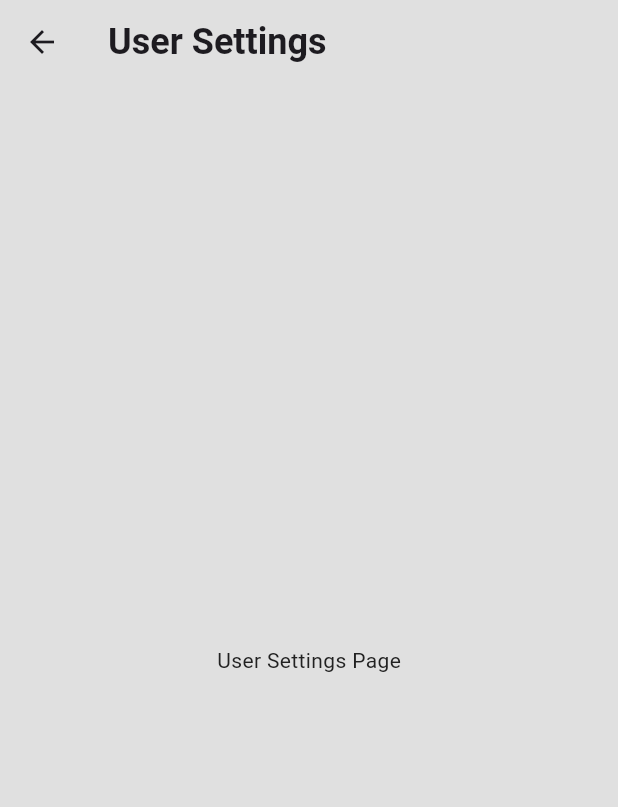
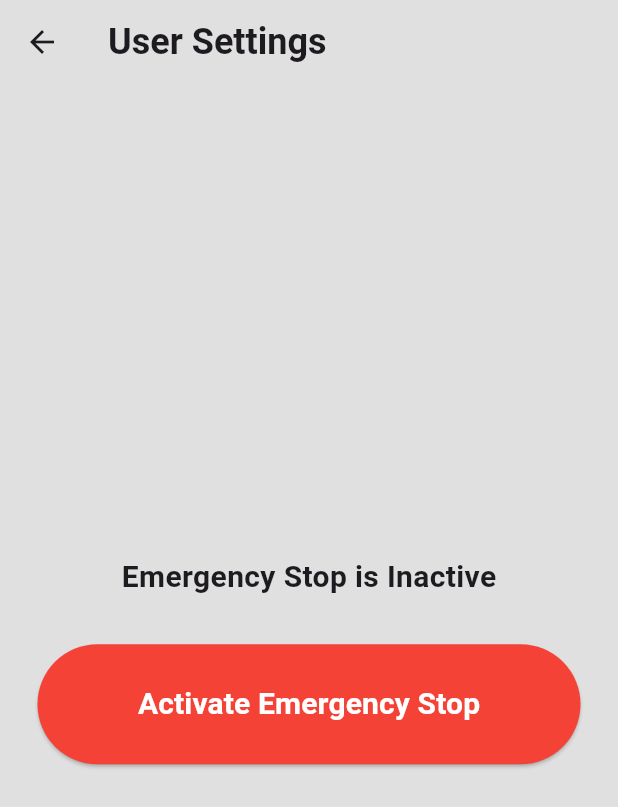
Before and after one commit to AndrewGallovich/TacoPrime, a Flutter app: the UserSettingsPage screen opened directly, on a phone screen of 412 x 824 dp. Shown: the top 807 px of the screen. Run offline on Flutter 3.47's test engine with Material 3 defaults, Android fonts, the phone set to English and light mode, and no system bars; our stand-ins replace cloud_firestore, firebase_auth, firebase_core, firebase_database, firebase_storage, google_nav_bar and 1 more; accounts and stored records are empty.

Commit message:
Implemented basic emergency stop functionality.

```diff
--- a/lib/pages/user_settings_page.dart
+++ b/lib/pages/user_settings_page.dart
@@ -1,5 +1,5 @@
+import 'package:firebase_database/firebase_database.dart'; // Import Realtime Database package
 import 'package:flutter/material.dart';
-
 
 class UserSettingsPage extends StatefulWidget {
   const UserSettingsPage({super.key});
@@ -9,6 +9,37 @@ class UserSettingsPage extends StatefulWidget {
 }
 
 class _UserSettingsPageState extends State<UserSettingsPage> {
+  // Reference to the Firebase Realtime Database.
+  final DatabaseReference _dbRef = FirebaseDatabase.instance.ref();
+
+  // Local state to track the current stop value.
+  int _stopValue = 0;
+
+  @override
+  void initState() {
+    super.initState();
+    // Listen to changes in the "stop" value from the Realtime Database.
+    _dbRef.child("stop").onValue.listen((event) {
+      final newStopValue = event.snapshot.value;
+      if (newStopValue != null) {
+        setState(() {
+          _stopValue = newStopValue as int;
+        });
+      }
+    });
+  }
+
+  // Function to toggle the stop value between 0 and 1.
+  Future<void> _toggleStop() async {
+    try {
+      int newValue = (_stopValue == 0) ? 1 : 0;
+      await _dbRef.child("stop").set(newValue);
+      print("Stop value toggled to: $newValue");
+    } catch (e) {
+      print("Error toggling stop value: $e");
+    }
+  }
+
   @override
   Widget build(BuildContext context) {
     return Scaffold(
@@ -23,9 +54,32 @@ class _UserSettingsPageState extends State<UserSettingsPage> {
       body: Padding(
         padding: const EdgeInsets.symmetric(horizontal: 25),
         child: Center(
-          child: Text(
-            'User Settings Page',
-            style: TextStyle(fontSize: 14, color: Colors.grey[900]),
+          child: Column(
+            mainAxisAlignment: MainAxisAlignment.center,
+            children: [
+              // Optional display of current emergency stop status.
+              Text(
+                "Emergency Stop is ${_stopValue == 0 ? 'Inactive' : 'Active'}",
+                style: const TextStyle(fontSize: 20, fontWeight: FontWeight.bold),
+              ),
+              const SizedBox(height: 30),
+              // Big red emergency stop button.
+              ElevatedButton(
+                onPressed: _toggleStop,
+                style: ElevatedButton.styleFrom(
+                  backgroundColor: Colors.red,
+                  minimumSize: const Size(double.infinity, 80), // Full width and 80-pixel height.
+                ),
+                child: Text(
+                  _stopValue == 0 ? "Activate Emergency Stop" : "Deactivate Emergency Stop",
+                  style: const TextStyle(
+                    fontSize: 20,
+                    fontWeight: FontWeight.bold,
+                    color: Colors.white,
+                  ),
+                ),
+              ),
+            ],
           ),
         ),
       ),
```
